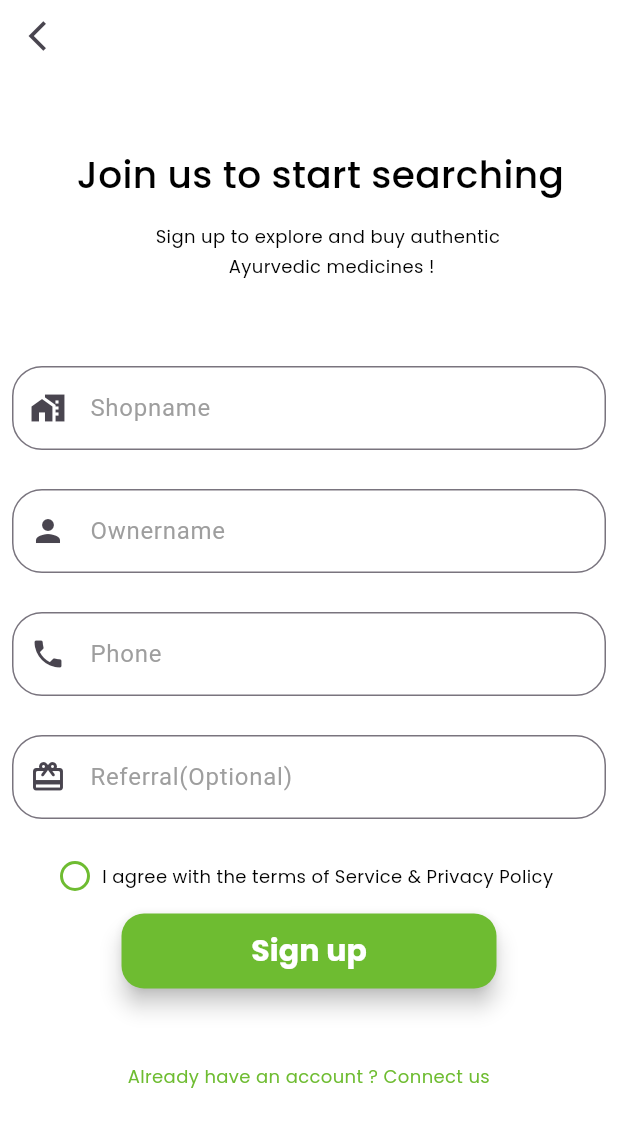
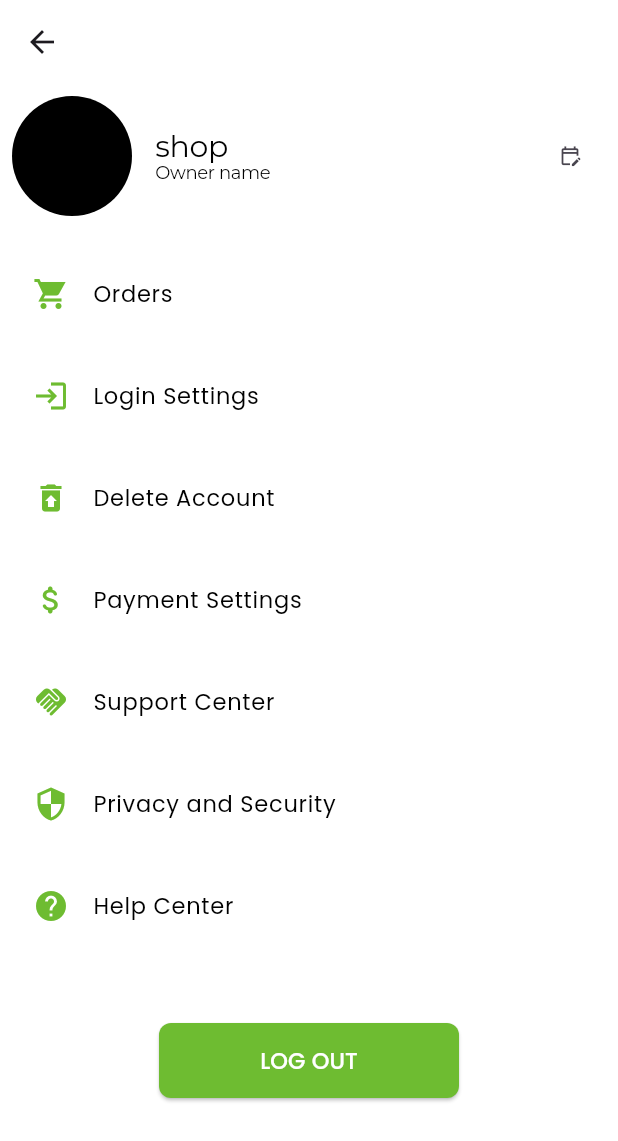
Before and after one commit to anshaanilkumar/btob, a Flutter app: the screen it shows after launch, on a phone screen of 412 x 824 dp. Shown: the top 1141 px of the screen. Run offline on Flutter 3.47's test engine with Material 3 defaults, Android fonts, the phone set to English and light mode, and no system bars; our stand-ins replace google_fonts, smooth_page_indicator.

Commit message:
profile page updated

```diff
--- a/lib/main.dart
+++ b/lib/main.dart
@@ -1,3 +1,4 @@
+import 'package:btob/primary/profile.dart';
 import 'package:flutter/material.dart';
 import 'package:google_fonts/google_fonts.dart';
 import 'package:smooth_page_indicator/smooth_page_indicator.dart';
@@ -20,7 +21,7 @@ class _MyAppState extends State<MyApp> {
   Widget build(BuildContext context) {
     return MaterialApp(
       debugShowCheckedModeBanner: false,
-      home: Home(),
+      home: Profile(),
     );
   }
 }
--- /dev/null
+++ b/lib/primary/profile.dart
@@ -0,0 +1,181 @@
+import 'package:flutter/cupertino.dart';
+import 'package:flutter/material.dart';
+import 'package:google_fonts/google_fonts.dart';
+
+
+class Item {
+  final String name;
+  final IconData icon;
+  // final Widget destination;
+
+  Item({required this.name, required this.icon,
+    // required this.destination
+  });
+}
+
+
+class Profile extends StatelessWidget {
+   Profile({super.key});
+
+   final List<Item> items = [
+     Item(
+       name: "Orders",
+       icon: Icons.shopping_cart_sharp,
+       // destination: OrdersPage(),
+     ),
+     Item(
+       name: "Login Settings",
+       icon: Icons.login,
+       // destination: LoginSettingsPage(),
+     ),
+     Item(
+       name: "Delete Account",
+       icon: Icons.restore_from_trash,
+       // destination: DeleteAccountPage(),
+     ),
+     Item(
+       name: "Payment Settings",
+       icon: Icons.attach_money_rounded,
+       // destination: PaymentSettingsPage(),
+     ),
+     Item(
+       name: "Support Center",
+       icon: Icons.handshake_rounded,
+       // destination: SupportCenterPage(),
+     ),
+     Item(
+       name: "Privacy and Security",
+       icon: Icons.security_outlined,
+       // destination: PrivacySecurityPage(),
+     ),
+     Item(
+       name: "Help Center",
+       icon: Icons.help,
+       // destination: HelpCenterPage(),
+     ),
+   ];
+
+
+   @override
+  Widget build(BuildContext context) {
+    return Scaffold(
+      backgroundColor: Colors.white,
+      appBar: AppBar(
+        backgroundColor: Colors.white,
+        leading: IconButton(
+          onPressed: () {},
+          icon:
+          Icon(Icons.arrow_back, size: 24),
+        ),
+      ),
+      body: SafeArea(
+        child: SingleChildScrollView(
+          child: Column(
+            children: [
+              Container(
+
+                child: Padding(
+                  padding: const EdgeInsets.all(8.0),
+                  child: Row(mainAxisAlignment: MainAxisAlignment.spaceBetween,
+                    children: [
+                      CircleAvatar(
+                                radius: 40,
+                                  backgroundColor: Colors.black,
+                                ),
+                      Padding(
+                        padding: const EdgeInsets.only(right: 160),
+                        child: Column(crossAxisAlignment:CrossAxisAlignment.start ,
+                          children: [
+                            Text(
+                              'shop',
+                              style: GoogleFonts.montserrat(
+                                  textStyle: Theme.of(context).textTheme.displayLarge,
+                                  fontSize: 20, // ScreenUtil applied here
+                                  color: Colors.black),
+                            ),
+                            Text(
+                              'Owner name',
+                              style: GoogleFonts.montserrat(
+                                  textStyle: Theme.of(context).textTheme.displayLarge,
+                                  fontSize: 12, // ScreenUtil applied here
+                                  color: Colors.black),
+                            ),
+                          ],
+                        ),
+                      ), IconButton(
+                        onPressed: () {},
+                        icon:
+                        Icon(Icons.edit_calendar_outlined, size: 15), // Responsive icon size
+                      ),
+
+                    ],
+                  ),
+                ),
+
+              ),
+              SizedBox(height: 10,),
+              Container(
+                height: 500,
+                child: ListView.builder(
+                  physics: const NeverScrollableScrollPhysics(),
+                  itemCount: items.length, // Specify the correct length of the list
+                  itemBuilder: (BuildContext context, int index) {
+                    return Padding(
+                      padding: EdgeInsets.all(6.0),
+                      child: ListTile(
+                        leading: Icon(
+                          items[index].icon,
+                          color: const Color(0xff6EBC31),
+                          size: 24,
+                        ),
+                        title: Text(
+                          items[index].name,
+                          style: GoogleFonts.poppins(
+                            fontSize: 15,
+                            fontWeight: FontWeight.w400,
+                            color: Colors.black,
+                          ),
+                        ),
+                        onTap: () {
+                          // Navigator.push(
+                          //   context,
+                          //   MaterialPageRoute(
+                          //     builder: (context) => items[index].destination,
+                          //   ),
+                          // );
+                        },
+                      ),
+                    );
+                  },
+                ),
+              ),
+              SizedBox(height: 20,),
+              SizedBox(
+                height: 50,
+                width: 200,
+                child: ElevatedButton(
+                  onPressed: () {},
+                  style: ElevatedButton.styleFrom(
+                    backgroundColor: const Color(0xff6EBC31),
+                    shape: RoundedRectangleBorder(
+                      borderRadius: BorderRadius.circular(
+                          8.0), // Responsive border radius
+                    ),
+                  ),
+                  child: Text(
+                    "LOG OUT",
+                    style: GoogleFonts.poppins(
+                      fontSize: 15,
+                      fontWeight: FontWeight.w500,
+                      color: Colors.white,
+                    ),
+                  ),
+                ),
+              )
+            ],
+          ),
+        ),
+      ),
+    );
+  }
+}
```
Also changed, not shown: lib/primary/homepage.dart (deleted).
